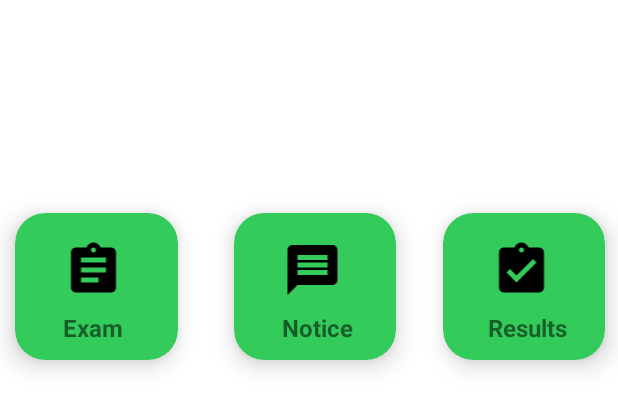
After one commit to KiranKumarMalik/Centurion-Examination-System, an Android app: the layout assesments.xml on its own in the app's theme, with its tools: preview values and no code run, on a phone screen of 412 x 824 dp. The commit adds this screen. Shown: the top 410 px of the screen. Run offline under Robolectric (Android 15) with nearby library versions, the phone set to English and light mode, and no system bars; Roboto replaces fonts that are not available here.

```diff
--- a/app/build.gradle
+++ b/app/build.gradle
@@ -29,10 +29,10 @@ android {
 }
 
 dependencies {
-
     implementation 'androidx.appcompat:appcompat:1.6.0'
     implementation 'com.google.android.material:material:1.8.0'
     implementation 'androidx.constraintlayout:constraintlayout:2.1.4'
+    implementation 'androidx.gridlayout:gridlayout:1.0.0'
     testImplementation 'junit:junit:4.13.2'
     androidTestImplementation 'androidx.test.ext:junit:1.1.5'
     androidTestImplementation 'androidx.test.espresso:espresso-core:3.5.1'
--- /dev/null
+++ b/app/src/main/res/drawable/ic_assignment.xml
@@ -0,0 +1,5 @@
+<vector android:autoMirrored="true" android:height="24dp"
+    android:tint="#000000" android:viewportHeight="24"
+    android:viewportWidth="24" android:width="24dp" xmlns:android="http://schemas.android.com/apk/res/android">
+    <path android:fillColor="@android:color/white" android:pathData="M19,3h-4.18C14.4,1.84 13.3,1 12,1c-1.3,0 -2.4,0.84 -2.82,2L5,3c-1.1,0 -2,0.9 -2,2v14c0,1.1 0.9,2 2,2h14c1.1,0 2,-0.9 2,-2L21,5c0,-1.1 -0.9,-2 -2,-2zM12,3c0.55,0 1,0.45 1,1s-0.45,1 -1,1 -1,-0.45 -1,-1 0.45,-1 1,-1zM14,17L7,17v-2h7v2zM17,13L7,13v-2h10v2zM17,9L7,9L7,7h10v2z"/>
+</vector>
--- /dev/null
+++ b/app/src/main/res/drawable/ic_notice.xml
@@ -0,0 +1,5 @@
+<vector android:height="24dp" android:tint="#000000"
+    android:viewportHeight="24" android:viewportWidth="24"
+    android:width="24dp" xmlns:android="http://schemas.android.com/apk/res/android">
+    <path android:fillColor="@android:color/white" android:pathData="M20,2L4,2c-1.1,0 -1.99,0.9 -1.99,2L2,22l4,-4h14c1.1,0 2,-0.9 2,-2L22,4c0,-1.1 -0.9,-2 -2,-2zM18,14L6,14v-2h12v2zM18,11L6,11L6,9h12v2zM18,8L6,8L6,6h12v2z"/>
+</vector>
--- /dev/null
+++ b/app/src/main/res/drawable/ic_notifications.xml
@@ -0,0 +1,5 @@
+<vector android:height="24dp" android:tint="#000000"
+    android:viewportHeight="24" android:viewportWidth="24"
+    android:width="24dp" xmlns:android="http://schemas.android.com/apk/res/android">
+    <path android:fillColor="@android:color/white" android:pathData="M12,22c1.1,0 2,-0.9 2,-2h-4c0,1.1 0.89,2 2,2zM18,16v-5c0,-3.07 -1.64,-5.64 -4.5,-6.32L13.5,4c0,-0.83 -0.67,-1.5 -1.5,-1.5s-1.5,0.67 -1.5,1.5v0.68C7.63,5.36 6,7.92 6,11v5l-2,2v1h16v-1l-2,-2z"/>
+</vector>
--- /dev/null
+++ b/app/src/main/res/drawable/ic_result.xml
@@ -0,0 +1,5 @@
+<vector android:height="24dp" android:tint="#000000"
+    android:viewportHeight="24" android:viewportWidth="24"
+    android:width="24dp" xmlns:android="http://schemas.android.com/apk/res/android">
+    <path android:fillColor="@android:color/white" android:pathData="M19,3h-4.18C14.4,1.84 13.3,1 12,1c-1.3,0 -2.4,0.84 -2.82,2L5,3c-1.1,0 -2,0.9 -2,2v14c0,1.1 0.9,2 2,2h14c1.1,0 2,-0.9 2,-2L21,5c0,-1.1 -0.9,-2 -2,-2zM12,3c0.55,0 1,0.45 1,1s-0.45,1 -1,1 -1,-0.45 -1,-1 0.45,-1 1,-1zM10,17l-4,-4 1.41,-1.41L10,14.17l6.59,-6.59L18,9l-8,8z"/>
+</vector>
--- a/app/src/main/res/layout/activity_main.xml
+++ b/app/src/main/res/layout/activity_main.xml
@@ -33,16 +33,6 @@
             android:drawableLeft="@drawable/admin"
             android:text="Login as admin"
             android:textColor="#0009ff" />
-
-        <TextView
-            android:id="@+id/signup"
-            android:layout_width="wrap_content"
-            android:layout_height="wrap_content"
-            android:layout_marginLeft="80dp"
-            android:layout_marginTop="364dp"
-            android:layout_marginRight="18dp"
-            android:text="Not have an account? Sign up now"
-            android:textColor="#000000" />
 
         <TextView
             android:id="@+id/login"
--- a/app/src/main/res/layout/admin.xml
+++ b/app/src/main/res/layout/admin.xml
@@ -25,7 +25,7 @@
             android:id="@+id/loginasstudent"
             android:layout_width="wrap_content"
             android:layout_height="wrap_content"
-            android:layout_marginLeft="130dp"
+            android:layout_marginLeft="120dp"
             android:layout_marginTop="314dp"
             android:layout_marginRight="18dp"
             android:drawableLeft="@drawable/ic_user"
@@ -45,6 +45,33 @@
             android:textSize="34sp"
             android:textStyle="bold" />
 
+        <ImageView
+            android:id="@+id/imageView"
+            android:layout_width="257dp"
+            android:layout_height="210dp"
+            android:layout_marginLeft="55dp"
+            android:layout_marginTop="24dp"
+            android:layout_marginRight="25dp"
+            app:srcCompat="@drawable/exam" />
+
+        <com.google.android.gms.common.SignInButton
+            android:id="@+id/sign_in_button"
+            android:layout_width="wrap_content"
+            android:layout_height="wrap_content"
+            android:layout_marginLeft="120dp"
+            android:layout_marginTop="230dp"/>
+
     </androidx.cardview.widget.CardView>
 
+    <ImageView
+        android:id="@+id/imageView2"
+        android:layout_width="252dp"
+        android:layout_height="132dp"
+        android:layout_alignParentStart="true"
+        android:layout_alignParentEnd="true"
+        android:layout_marginStart="80dp"
+        android:layout_marginEnd="78dp"
+        android:padding="8dp"
+        app:srcCompat="@drawable/cutmlogo" />
+
 </RelativeLayout>
--- /dev/null
+++ b/app/src/main/res/layout/assesments.xml
@@ -0,0 +1,118 @@
+<?xml version="1.0" encoding="utf-8"?>
+<RelativeLayout xmlns:android="http://schemas.android.com/apk/res/android"
+    android:layout_width="match_parent"
+    android:layout_height="match_parent"
+    xmlns:app="http://schemas.android.com/apk/res-auto"
+    android:background="@color/white"
+    android:orientation="vertical"
+    app:layout_behavior="@string/appbar_scrolling_view_behavior">
+
+    <androidx.cardview.widget.CardView
+        android:layout_width="144dp"
+        android:layout_height="146dp"
+        android:layout_alignParentTop="true"
+        android:layout_alignParentEnd="true"
+        android:layout_marginStart="26dp"
+        android:layout_marginLeft="80dp"
+        android:layout_marginTop="118dp"
+        android:layout_marginEnd="-9dp"
+        app:cardBackgroundColor="#33cc5a"
+        app:cardCornerRadius="20dp"
+        app:cardElevation="10dp"
+        app:cardMaxElevation="12dp"
+        app:cardPreventCornerOverlap="true"
+        app:cardUseCompatPadding="true" >
+
+        <ImageView
+            android:id="@+id/imageView5"
+            android:layout_width="54dp"
+            android:layout_height="40dp"
+            android:layout_marginLeft="25dp"
+            android:layout_marginTop="18dp"
+            app:srcCompat="@drawable/ic_result" />
+
+        <TextView
+            android:id="@+id/result"
+            android:layout_width="wrap_content"
+            android:layout_height="wrap_content"
+            android:layout_marginLeft="30dp"
+            android:layout_marginTop="65dp"
+            android:text="Results"
+            android:textAlignment="center"
+            android:textSize="16sp"
+            android:textStyle="bold" />
+    </androidx.cardview.widget.CardView>
+
+    <androidx.cardview.widget.CardView
+        android:layout_width="144dp"
+        android:layout_height="146dp"
+        android:layout_alignParentStart="true"
+        android:layout_alignParentTop="true"
+        android:layout_alignParentEnd="true"
+        android:layout_marginStart="-8dp"
+        android:layout_marginTop="118dp"
+        android:layout_marginEnd="275dp"
+        app:cardBackgroundColor="#33cc5a"
+        app:cardCornerRadius="20dp"
+        app:cardElevation="10dp"
+        app:cardMaxElevation="12dp"
+        app:cardPreventCornerOverlap="true"
+        app:cardUseCompatPadding="true" >
+
+        <ImageView
+            android:id="@+id/imageView3"
+            android:layout_width="54dp"
+            android:layout_height="40dp"
+            android:layout_marginLeft="25dp"
+            android:layout_marginTop="18dp"
+            app:srcCompat="@drawable/ic_assignment" />
+
+        <TextView
+            android:id="@+id/exam"
+            android:layout_width="wrap_content"
+            android:layout_height="wrap_content"
+            android:layout_marginLeft="32dp"
+            android:layout_marginTop="65dp"
+            android:text="Exam"
+            android:textAlignment="center"
+            android:textSize="16sp"
+            android:textStyle="bold" />
+    </androidx.cardview.widget.CardView>
+
+    <androidx.cardview.widget.CardView
+        android:layout_width="144dp"
+        android:layout_height="146dp"
+        android:layout_alignParentTop="true"
+        android:layout_alignParentEnd="true"
+        android:layout_marginStart="54dp"
+        android:layout_marginLeft="80dp"
+        android:layout_marginTop="118dp"
+        android:layout_marginEnd="130dp"
+        app:cardBackgroundColor="#33cc5a"
+        app:cardCornerRadius="20dp"
+        app:cardElevation="10dp"
+        app:cardMaxElevation="12dp"
+        app:cardPreventCornerOverlap="true"
+        app:cardUseCompatPadding="true" >
+
+        <ImageView
+            android:id="@+id/imageView4"
+            android:layout_width="54dp"
+            android:layout_height="40dp"
+            android:layout_marginLeft="25dp"
+            android:layout_marginTop="18dp"
+            app:srcCompat="@drawable/ic_notice" />
+
+        <TextView
+            android:id="@+id/notice"
+            android:layout_width="wrap_content"
+            android:layout_height="wrap_content"
+            android:layout_marginLeft="32dp"
+            android:layout_marginTop="65dp"
+            android:text="Notice"
+            android:textAlignment="center"
+            android:textSize="16sp"
+            android:textStyle="bold" />
+    </androidx.cardview.widget.CardView>
+
+</RelativeLayout>
--- a/app/src/main/res/values/strings.xml
+++ b/app/src/main/res/values/strings.xml
@@ -1,10 +1,3 @@
 <resources>
-    <string name="app_name">Relative Layout Login Page</string>
-    <string-array name="languages">
-        <item>C</item>
-        <item>C++</item>
-        <item>Java</item>
-        <item>JavaScript</item>
-        <item>VisualBasic</item>
-    </string-array>
+    <string name="app_name">CUTM Examination Page</string>
 </resources>
```
